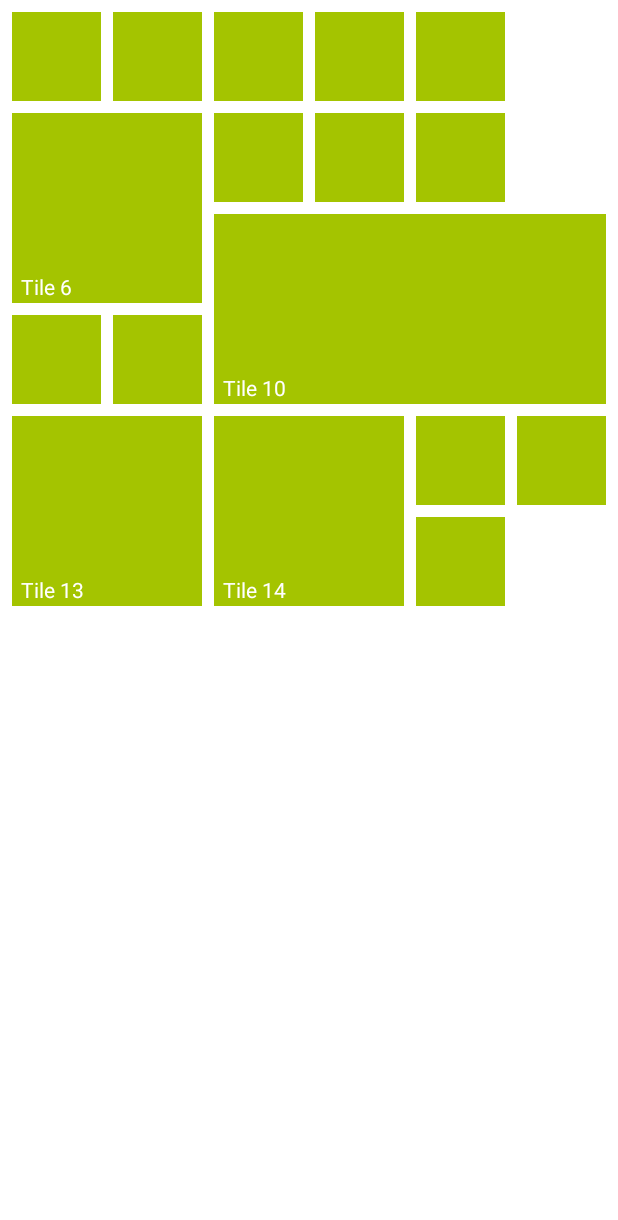
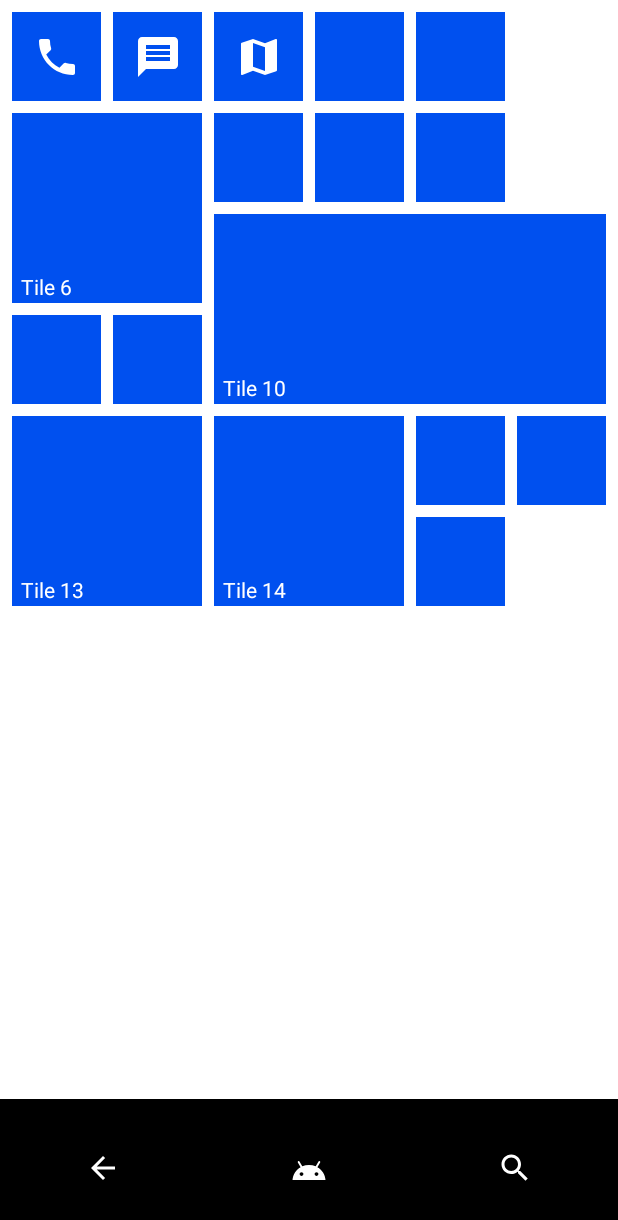
Before and after one commit to louis993546/Metro-Compose, an Android app built with Jetpack Compose: the screen it shows after launch (MainActivity), on a phone screen of 412 x 824 dp. Shown: the top 1220 px of the screen. Run offline under Robolectric (Android 15) with nearby library versions, the phone set to English and light mode, and no system bars; our stand-ins replace Timber, accompanist; 1 statement that could not run was skipped.

Commit message:
Open Source font; icons

```diff
--- a/demo/src/main/java/com/louis993546/metro/DrawerPage.kt
+++ b/demo/src/main/java/com/louis993546/metro/DrawerPage.kt
@@ -1,16 +1,16 @@
 package com.louis993546.metro
 
+import androidx.compose.foundation.Image
 import androidx.compose.foundation.background
 import androidx.compose.foundation.layout.*
 import androidx.compose.foundation.lazy.LazyColumn
 import androidx.compose.foundation.lazy.items
 import androidx.compose.foundation.lazy.rememberLazyListState
-import androidx.compose.foundation.shape.CircleShape
 import androidx.compose.runtime.Composable
 import androidx.compose.ui.Alignment
 import androidx.compose.ui.Modifier
-import androidx.compose.ui.draw.clip
-import androidx.compose.ui.graphics.Color
+import androidx.compose.ui.graphics.ColorFilter
+import androidx.compose.ui.res.painterResource
 import androidx.compose.ui.unit.dp
 import androidx.compose.ui.unit.sp
 
@@ -51,19 +51,14 @@ fun DrawerPage(
 
 }
 
-/**
- * TODO replace me with an icon
- */
 @Composable
 fun SearchButton(modifier: Modifier = Modifier) {
-    Column(
-        modifier = modifier
-            .size(48.dp)
-            .wrapContentSize(Alignment.Center)
-            .clip(CircleShape)
-    ) {
-        Box(
-            modifier = Modifier.fillMaxSize().background(color = Color.White)
+    CircleButton(modifier = modifier.size(48.dp).padding(4.dp)) {
+        Image(
+            modifier = Modifier.fillMaxSize().padding(8.dp),
+            painter = painterResource(id = R.drawable.ic_baseline_search_24),
+            contentDescription = "Search",
+            colorFilter = ColorFilter.tint(color = LocalTextOnBackgroundColor.current)
         )
     }
 }
--- a/demo/src/main/java/com/louis993546/metro/HomePage.kt
+++ b/demo/src/main/java/com/louis993546/metro/HomePage.kt
@@ -11,9 +11,9 @@ fun HomePage(
     modifier: Modifier = Modifier,
 ) {
     VerticalTilesGrid(modifier = modifier) {
-        s { HomeTile(title = "") }
-        s { HomeTile(title = "") }
-        s { HomeTile(title = "") }
+        s { HomeTile(title = "", iconRes = R.drawable.ic_baseline_local_phone_24) }
+        s { HomeTile(title = "", iconRes = R.drawable.ic_baseline_message_24) }
+        s { HomeTile(title = "", iconRes = R.drawable.ic_baseline_map_24) }
         s { HomeTile(title = "") }
         s { HomeTile(title = "") }
         m { HomeTile(title = "Tile 6") }
--- a/demo/src/main/java/com/louis993546/metro/MainActivity.kt
+++ b/demo/src/main/java/com/louis993546/metro/MainActivity.kt
@@ -3,6 +3,7 @@ package com.louis993546.metro
 import android.os.Bundle
 import androidx.activity.ComponentActivity
 import androidx.activity.compose.setContent
+import androidx.annotation.DrawableRes
 import androidx.compose.foundation.Image
 import androidx.compose.foundation.background
 import androidx.compose.foundation.layout.*
@@ -26,6 +27,7 @@ class MainActivity : ComponentActivity() {
         setContent {
             Phone {
                 MetroDemoTheme {
+                    Box(modifier = Modifier.background(color = LocalBackgroundColor.current)) {
                         val pagerState = rememberPagerState(pageCount = 2)
                         HorizontalPager(state = pagerState) { page ->
                             when (page) {
@@ -39,21 +41,24 @@ class MainActivity : ComponentActivity() {
             }
         }
     }
+}
 
 @Composable
 fun Phone(content: @Composable () -> Unit) {
-    Column {
+    Column{
         Box(modifier = Modifier.aspectRatio(9f / 16f)) {
             content()
         }
         Row(
-            modifier = Modifier.fillMaxHeight(),
+            modifier = Modifier
+                .fillMaxHeight()
+                .background(color = Color.Black), // like capacitive buttons,
             horizontalArrangement = Arrangement.SpaceEvenly,
             verticalAlignment = Alignment.CenterVertically
         ) {
             Image(
                 modifier = Modifier.weight(1f),
-                painter = painterResource(id = R.drawable.ic_android_black_24dp),
+                painter = painterResource(id = R.drawable.ic_baseline_arrow_back_24),
                 contentDescription = "back",
                 colorFilter = ColorFilter.tint(color = Color.White),
             )
@@ -65,7 +70,7 @@ fun Phone(content: @Composable () -> Unit) {
             )
             Image(
                 modifier = Modifier.weight(1f),
-                painter = painterResource(id = R.drawable.ic_android_black_24dp),
+                painter = painterResource(id = R.drawable.ic_baseline_search_24),
                 contentDescription = "search",
                 colorFilter = ColorFilter.tint(color = Color.White),
             )
@@ -79,6 +84,7 @@ fun Phone(content: @Composable () -> Unit) {
 @Composable
 fun HomeTile(
     modifier: Modifier = Modifier,
+    @DrawableRes iconRes: Int? = null,
     title: String,
     backgroundColor: Color = LocalAccentColor.current,
     textColor: Color = LocalTextOnAccentColor.current
@@ -86,6 +92,17 @@ fun HomeTile(
     Box(
         modifier = modifier.background(color = backgroundColor)
     ) {
+        iconRes?.let { res ->
+            Image(
+                modifier = Modifier
+                    .size(32.dp)
+                    .align(Alignment.Center),
+                painter = painterResource(id = res),
+                contentDescription = "",
+                colorFilter = ColorFilter.tint(textColor),
+            )
+        }
+
         Text(
             modifier = Modifier
                 .align(Alignment.BottomStart)
--- a/demo/src/main/java/com/louis993546/metro/VerticalTilesGrid.kt
+++ b/demo/src/main/java/com/louis993546/metro/VerticalTilesGrid.kt
@@ -174,4 +174,4 @@ data class PlaceableWithGridCoordinate(
     val heightRowCount: Int,
 )
 
-fun Int.toColumnCount(): Int = if (this > 360) 6 else 4
+fun Int.toColumnCount(): Int = if (this > 411) 6 else 4
--- a/demo/src/main/java/com/louis993546/metro/ui/theme/Theme.kt
+++ b/demo/src/main/java/com/louis993546/metro/ui/theme/Theme.kt
@@ -1,12 +1,12 @@
 package com.louis993546.metro.ui.theme
 
 import androidx.compose.runtime.Composable
-import androidx.compose.ui.graphics.Color
+import com.louis993546.metro.MetroColor
 import com.louis993546.metro.MetroTheme
 
 @Composable
 fun MetroDemoTheme(content: @Composable () -> Unit) {
-    MetroTheme(accentColor = Color(0xFFA4C400)) {
+    MetroTheme(accentColor = MetroColor.cobalt) {
         content()
     }
 }
--- /dev/null
+++ b/demo/src/main/res/drawable/ic_baseline_arrow_back_24.xml
@@ -0,0 +1,5 @@
+<vector android:autoMirrored="true" android:height="24dp"
+    android:tint="?attr/colorControlNormal" android:viewportHeight="24"
+    android:viewportWidth="24" android:width="24dp" xmlns:android="http://schemas.android.com/apk/res/android">
+    <path android:fillColor="@android:color/white" android:pathData="M20,11H7.83l5.59,-5.59L12,4l-8,8 8,8 1.41,-1.41L7.83,13H20v-2z"/>
+</vector>
--- /dev/null
+++ b/demo/src/main/res/drawable/ic_baseline_local_phone_24.xml
@@ -0,0 +1,10 @@
+<vector xmlns:android="http://schemas.android.com/apk/res/android"
+    android:width="24dp"
+    android:height="24dp"
+    android:viewportWidth="24"
+    android:viewportHeight="24"
+    android:tint="?attr/colorControlNormal">
+  <path
+      android:fillColor="@android:color/white"
+      android:pathData="M6.62,10.79c1.44,2.83 3.76,5.14 6.59,6.59l2.2,-2.2c0.27,-0.27 0.67,-0.36 1.02,-0.24 1.12,0.37 2.33,0.57 3.57,0.57 0.55,0 1,0.45 1,1V20c0,0.55 -0.45,1 -1,1 -9.39,0 -17,-7.61 -17,-17 0,-0.55 0.45,-1 1,-1h3.5c0.55,0 1,0.45 1,1 0,1.25 0.2,2.45 0.57,3.57 0.11,0.35 0.03,0.74 -0.25,1.02l-2.2,2.2z"/>
+</vector>
--- /dev/null
+++ b/demo/src/main/res/drawable/ic_baseline_map_24.xml
@@ -0,0 +1,10 @@
+<vector xmlns:android="http://schemas.android.com/apk/res/android"
+    android:width="24dp"
+    android:height="24dp"
+    android:viewportWidth="24"
+    android:viewportHeight="24"
+    android:tint="?attr/colorControlNormal">
+  <path
+      android:fillColor="@android:color/white"
+      android:pathData="M20.5,3l-0.16,0.03L15,5.1 9,3 3.36,4.9c-0.21,0.07 -0.36,0.25 -0.36,0.48V20.5c0,0.28 0.22,0.5 0.5,0.5l0.16,-0.03L9,18.9l6,2.1 5.64,-1.9c0.21,-0.07 0.36,-0.25 0.36,-0.48V3.5c0,-0.28 -0.22,-0.5 -0.5,-0.5zM15,19l-6,-2.11V5l6,2.11V19z"/>
+</vector>
--- /dev/null
+++ b/demo/src/main/res/drawable/ic_baseline_message_24.xml
@@ -0,0 +1,10 @@
+<vector xmlns:android="http://schemas.android.com/apk/res/android"
+    android:width="24dp"
+    android:height="24dp"
+    android:viewportWidth="24"
+    android:viewportHeight="24"
+    android:tint="?attr/colorControlNormal">
+  <path
+      android:fillColor="@android:color/white"
+      android:pathData="M20,2L4,2c-1.1,0 -1.99,0.9 -1.99,2L2,22l4,-4h14c1.1,0 2,-0.9 2,-2L22,4c0,-1.1 -0.9,-2 -2,-2zM18,14L6,14v-2h12v2zM18,11L6,11L6,9h12v2zM18,8L6,8L6,6h12v2z"/>
+</vector>
--- /dev/null
+++ b/demo/src/main/res/drawable/ic_baseline_search_24.xml
@@ -0,0 +1,5 @@
+<vector android:autoMirrored="true" android:height="24dp"
+    android:tint="?attr/colorControlNormal" android:viewportHeight="24"
+    android:viewportWidth="24" android:width="24dp" xmlns:android="http://schemas.android.com/apk/res/android">
+    <path android:fillColor="@android:color/white" android:pathData="M15.5,14h-0.79l-0.28,-0.27C15.41,12.59 16,11.11 16,9.5 16,5.91 13.09,3 9.5,3S3,5.91 3,9.5 5.91,16 9.5,16c1.61,0 3.09,-0.59 4.23,-1.57l0.27,0.28v0.79l5,4.99L20.49,19l-4.99,-5zM9.5,14C7.01,14 5,11.99 5,9.5S7.01,5 9.5,5 14,7.01 14,9.5 11.99,14 9.5,14z"/>
+</vector>
--- /dev/null
+++ b/metro/src/main/java/com/louis993546/metro/Buttons.kt
@@ -0,0 +1,22 @@
+package com.louis993546.metro
+
+import androidx.compose.foundation.border
+import androidx.compose.foundation.layout.Box
+import androidx.compose.foundation.shape.CircleShape
+import androidx.compose.runtime.Composable
+import androidx.compose.ui.Modifier
+import androidx.compose.ui.draw.clip
+import androidx.compose.ui.unit.dp
+
+@Composable
+fun CircleButton(
+    modifier: Modifier = Modifier,
+    content: @Composable () -> Unit,
+) {
+    Box(
+        modifier = modifier.clip(CircleShape)
+            .border(width = 2.dp, color = LocalTextOnBackgroundColor.current, shape = CircleShape),
+    ) {
+        content()
+    }
+}
--- /dev/null
+++ b/metro/src/main/java/com/louis993546/metro/Colors.kt
@@ -0,0 +1,29 @@
+package com.louis993546.metro
+
+import androidx.compose.ui.graphics.Color
+
+class MetroColor {
+    // http://www.creepyed.com/2012/11/03/windows-phone-8-theme-colors-hex-rgb/
+    companion object {
+        val lime = Color(0xffA4C400)
+        val green = Color(0xFF60A917)
+        val emerald = Color(0xFF008A00)
+        val teal = Color(0xFF00ABA9)
+        val cyan = Color(0xFF1BA1E2)
+        val cobalt = Color(0xFF0050EF)
+        val indigo = Color(0xFF6A00FF)
+        val violet = Color(0xFFAA00FF)
+        val pink = Color(0xFFF472D0)
+        val magenta = Color(0xFFD80073)
+        val crimson = Color(0xFFA20025)
+        val red = Color(0xFFE51400)
+        val orange = Color(0xFFFA6800)
+        val amber = Color(0xFFF0A30A)
+        val yellow = Color(0xFFE3C800)
+        val brown = Color(0xFF825A2C)
+        val olive = Color(0xFF6D8764)
+        val steel = Color(0xFF647687)
+        val mauve = Color(0xFF76608A)
+        val taupe = Color(0xFF87794E)
+    }
+}
```
Also changed, not shown: 7 other files. Lines whose indentation alone changed are shown as unchanged.
